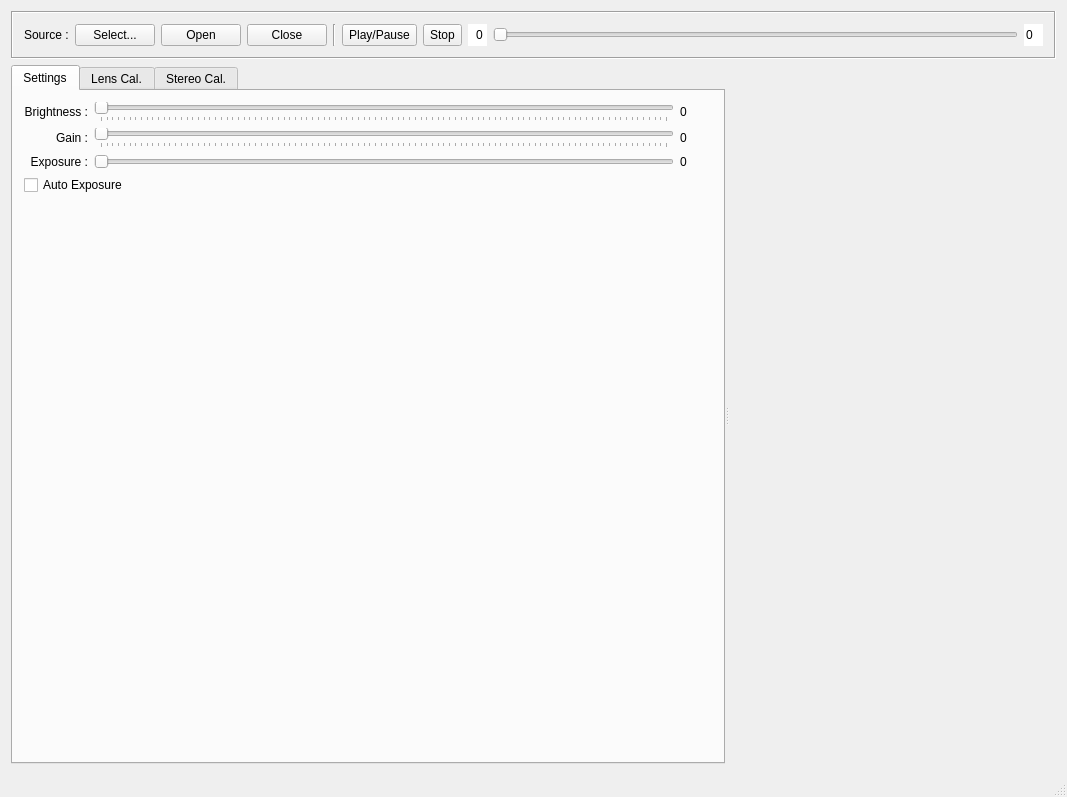
Qt form source/camutilwindow.ui (Nkyoku/camutil) before a commit.
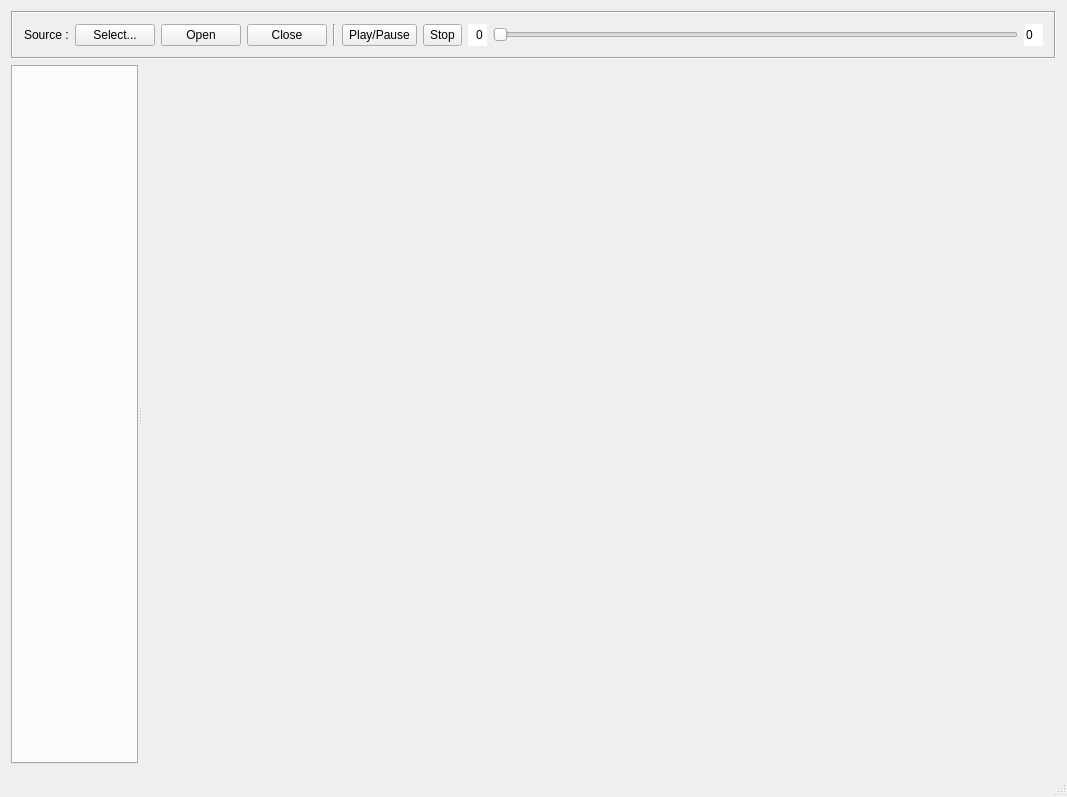
The same form after that commit.

```diff
--- a/source/camutilwindow.ui
+++ b/source/camutilwindow.ui
@@ -171,7 +171,7 @@
       <property name="orientation">
        <enum>Qt::Horizontal</enum>
       </property>
-      <widget class="QTabWidget" name="tabWidget">
+      <widget class="QTabWidget" name="Tab">
        <property name="sizePolicy">
         <sizepolicy hsizetype="Maximum" vsizetype="MinimumExpanding">
          <horstretch>0</horstretch>
@@ -181,169 +181,6 @@
        <property name="currentIndex">
         <number>0</number>
        </property>
-       <widget class="QWidget" name="Tab">
-        <attribute name="title">
-         <string>Settings</string>
-        </attribute>
-        <layout class="QVBoxLayout" name="verticalLayout_2">
-         <item>
-          <layout class="QGridLayout" name="gridLayout_3">
-           <item row="1" column="0">
-            <widget class="QLabel" name="label_5">
-             <property name="text">
-              <string>Gain :</string>
-             </property>
-             <property name="alignment">
-              <set>Qt::AlignRight|Qt::AlignTrailing|Qt::AlignVCenter</set>
-             </property>
-            </widget>
-           </item>
-           <item row="0" column="2">
-            <widget class="QLabel" name="BrightnessLabel">
-             <property name="minimumSize">
-              <size>
-               <width>32</width>
-               <height>0</height>
-              </size>
-             </property>
-             <property name="text">
-              <string>0</string>
-             </property>
-            </widget>
-           </item>
-           <item row="0" column="0">
-            <widget class="QLabel" name="label_3">
-             <property name="text">
-              <string>Brightness :</string>
-             </property>
-             <property name="alignment">
-              <set>Qt::AlignRight|Qt::AlignTrailing|Qt::AlignVCenter</set>
-             </property>
-            </widget>
-           </item>
-           <item row="0" column="1">
-            <widget class="QSlider" name="BrightnessSlider">
-             <property name="orientation">
-              <enum>Qt::Horizontal</enum>
-             </property>
-             <property name="tickPosition">
-              <enum>QSlider::TicksBelow</enum>
-             </property>
-            </widget>
-           </item>
-           <item row="2" column="0">
-            <widget class="QLabel" name="label_6">
-             <property name="text">
-              <string>Exposure :</string>
-             </property>
-             <property name="alignment">
-              <set>Qt::AlignRight|Qt::AlignTrailing|Qt::AlignVCenter</set>
-             </property>
-            </widget>
-           </item>
-           <item row="1" column="1">
-            <widget class="QSlider" name="GainSlider">
-             <property name="orientation">
-              <enum>Qt::Horizontal</enum>
-             </property>
-             <property name="tickPosition">
-              <enum>QSlider::TicksBelow</enum>
-             </property>
-            </widget>
-           </item>
-           <item row="2" column="1">
-            <widget class="QSlider" name="ExposureSlider">
-             <property name="orientation">
-              <enum>Qt::Horizontal</enum>
-             </property>
-            </widget>
-           </item>
-           <item row="1" column="2">
-            <widget class="QLabel" name="GainLabel">
-             <property name="minimumSize">
-              <size>
-               <width>32</width>
-               <height>0</height>
-              </size>
-             </property>
-             <property name="text">
-              <string>0</string>
-             </property>
-            </widget>
-           </item>
-           <item row="2" column="2">
-            <widget class="QLabel" name="ExposureLabel">
-             <property name="minimumSize">
-              <size>
-               <width>32</width>
-               <height>0</height>
-              </size>
-             </property>
-             <property name="text">
-              <string>0</string>
-             </property>
-            </widget>
-           </item>
-          </layout>
-         </item>
-         <item>
-          <widget class="QCheckBox" name="AutoExposureCheck">
-           <property name="text">
-            <string>Auto Exposure</string>
-           </property>
-          </widget>
-         </item>
-         <item>
-          <spacer name="verticalSpacer">
-           <property name="orientation">
-            <enum>Qt::Vertical</enum>
-           </property>
-           <property name="sizeHint" stdset="0">
-            <size>
-             <width>20</width>
-             <height>40</height>
-            </size>
-           </property>
-          </spacer>
-         </item>
-        </layout>
-       </widget>
-       <widget class="QWidget" name="tab_2">
-        <attribute name="title">
-         <string>Lens Cal.</string>
-        </attribute>
-        <widget class="QPushButton" name="pushButton">
-         <property name="geometry">
-          <rect>
-           <x>40</x>
-           <y>20</y>
-           <width>75</width>
-           <height>23</height>
-          </rect>
-         </property>
-         <property name="text">
-          <string>PushButton</string>
-         </property>
-        </widget>
-        <widget class="QPushButton" name="pushButton_2">
-         <property name="geometry">
-          <rect>
-           <x>40</x>
-           <y>50</y>
-           <width>75</width>
-           <height>23</height>
-          </rect>
-         </property>
-         <property name="text">
-          <string>PushButton</string>
-         </property>
-        </widget>
-       </widget>
-       <widget class="QWidget" name="tab_3">
-        <attribute name="title">
-         <string>Stereo Cal.</string>
-        </attribute>
-       </widget>
       </widget>
       <widget class="QFrame" name="OutputView">
        <property name="sizePolicy">
```
Left out of the diff: 2 changed lines with no effect on the pictures.
